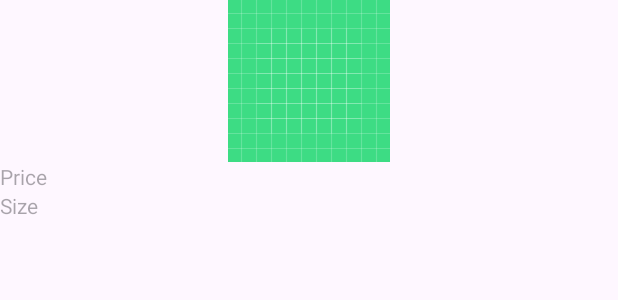
After one commit to noorbisharat5/noorproject, an Android app: the layout layout.xml on its own in the app's theme, with its tools: preview values and no code run, on a phone screen of 412 x 824 dp. The commit adds this screen. Shown: the top 300 px of the screen. Run offline under Robolectric (Android 15) with nearby library versions, the phone set to English and light mode, and no system bars.

Commit message:
Merge remote-tracking branch 'origin/master'

```diff
--- a/app/src/main/java/com/example/myapplication/AddShoeFragment.java
+++ b/app/src/main/java/com/example/myapplication/AddShoeFragment.java
@@ -120,13 +120,13 @@ public class AddShoeFragment extends Fragment {
 
 
                 // add data to firestore
-                Shoe shoe;
+                ShoeItem shoe;
                 if (fbs.getSelectedImageURL() == null) {
-                    shoe = new Shoe(name, size, model, price, "");
+                    shoe = new ShoeItem(name, size, model, price, "");
                 }
                 else
                 {
-                    shoe = new Shoe(name, size, model, price, fbs.getSelectedImageURL().toString());
+                    shoe = new ShoeItem(name, size, model, price, fbs.getSelectedImageURL().toString());
                 }
 
                 fbs.getFire().collection("shoes").add(shoe).addOnSuccessListener(new OnSuccessListener<DocumentReference>() {
--- a/app/src/main/java/com/example/myapplication/Shoe.java
+++ b/app/src/main/java/com/example/myapplication/ShoeItem.java
@@ -1,6 +1,6 @@
 package com.example.myapplication;
 
-public class Shoe {
+public class ShoeItem {
 
     private String name;
     private String size;
@@ -8,7 +8,7 @@ public class Shoe {
     private String price;
     private String photo;
 
-    public Shoe(String name, String size, String model, String price, String photo) {
+    public ShoeItem(String name, String size, String model, String price, String photo) {
         this.name = name;
         this.size = size;
         this.model = model;
@@ -16,7 +16,7 @@ public class Shoe {
         this.photo = photo;
     }
 
-    public Shoe() {
+    public ShoeItem() {
     }
 
     public String getName() {
--- /dev/null
+++ b/app/src/main/res/layout/layout.xml
@@ -0,0 +1,25 @@
+<?xml version="1.0" encoding="utf-8"?>
+<LinearLayout xmlns:android="http://schemas.android.com/apk/res/android"
+    xmlns:app="http://schemas.android.com/apk/res-auto"
+    android:layout_width="match_parent"
+    android:layout_height="match_parent"
+    android:orientation="vertical">
+
+    <ImageView
+        android:id="@+id/imageView5"
+        android:layout_width="match_parent"
+        android:layout_height="wrap_content"
+        app:srcCompat="@drawable/ic_launcher_background" />
+
+    <TextView
+        android:id="@+id/tvPriceProductDetails"
+        android:layout_width="match_parent"
+        android:layout_height="wrap_content"
+        android:hint="Price" />
+
+    <TextView
+        android:id="@+id/tvSizeProductDetails"
+        android:layout_width="match_parent"
+        android:layout_height="wrap_content"
+        android:hint="Size" />
+</LinearLayout>
--- a/build.gradle.kts
+++ b/build.gradle.kts
@@ -5,5 +5,5 @@ buildscript {
 }
 // Top-level build file where you can add configuration options common to all sub-projects/modules.
 plugins {
-    id("com.android.application") version "8.2.2" apply false
+    id("com.android.application") version "8.3.1" apply false
 }
```
Also changed, not shown: app/src/main/java/com/example/myapplication/AllShoeFragment.java (+41 -1 lines), app/src/main/java/com/example/myapplication/CarListMapFragment.java (deleted, +0 -258 lines), gradle/wrapper/gradle-wrapper.properties.
